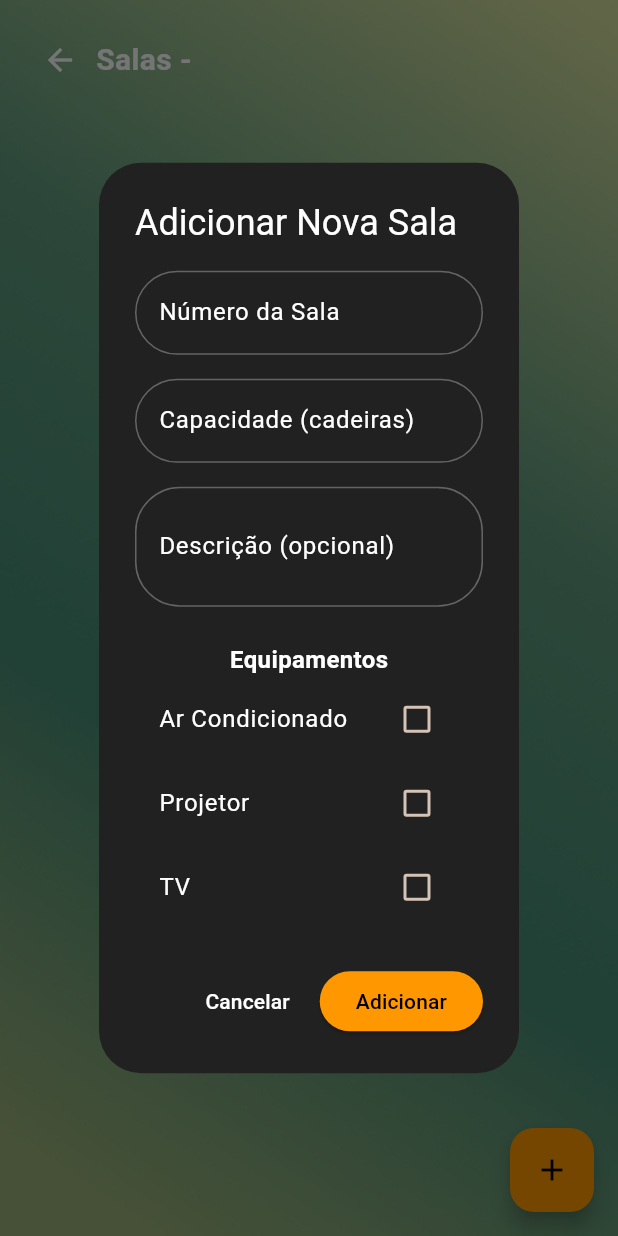
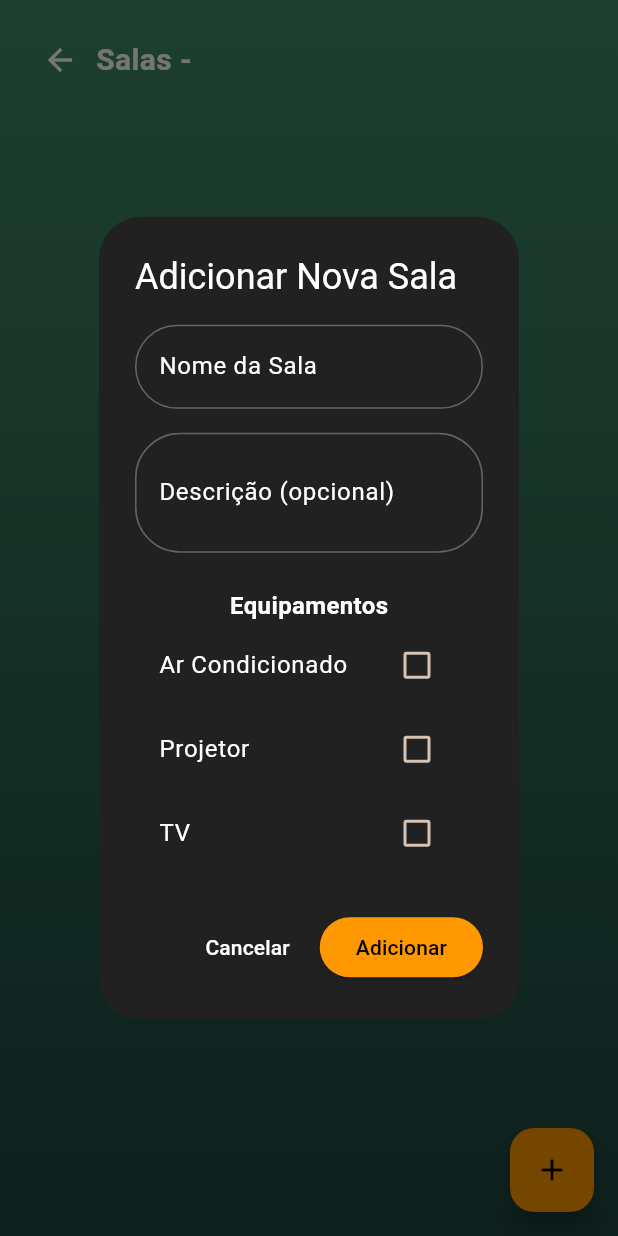
Before and after one commit to MatheusCiotti/EnsalaMais, a Flutter app: the RoomsManagementScreen screen opened directly with empty values, after a tap on the "add" icon, on a phone screen of 412 x 824 dp. Run offline on Flutter 3.47's test engine with Material 3 defaults, Android fonts, the phone set to English and light mode, and no system bars; our stand-ins replace supabase_flutter; accounts and stored records are empty.

Commit message:
Ajustado a tela de cadastro de salas e blocos

```diff
--- a/lib/models/room.dart
+++ b/lib/models/room.dart
@@ -1,59 +1,68 @@
-import 'room_equipment.dart';
+// import 'room_equipment.dart'; // Mantive comentado pois não tenho o arquivo
 
 class Room {
   final int id;
-  final int blockId;
-  final String number;
-  final int capacity;
-  final String? description;
-  final RoomEquipment equipment;
+  final String nome;
+  final String? descricao;
+  final int block_id; // <-- ADICIONADO: Para vincular a sala a um bloco.
+  final bool hasAirConditioning;
+  final bool hasProjector;
+  final bool hasTV;
 
   Room({
     required this.id,
-    required this.blockId,
-    required this.number,
-    required this.capacity,
-    this.description,
-    RoomEquipment? equipment,
-  }) : equipment = equipment ?? RoomEquipment();
+    required this.nome,
+    required this.block_id, // <-- ADICIONADO: Agora é obrigatório no construtor.
+    this.descricao,
+    this.hasAirConditioning = false,
+    this.hasProjector = false,
+    this.hasTV = false,
+  });
 
+  // Construtor factory para criar uma sala a partir de um JSON vindo do DB
   factory Room.fromJson(Map<String, dynamic> json) {
     return Room(
       id: json['id'] as int,
-      blockId: json['block_id'] as int,
-      number: json['number'] as String,
-      capacity: json['capacity'] as int,
-      description: json['description'] as String?,
-      equipment: RoomEquipment.fromJson(json['equipment'] as Map<String, dynamic>? ?? {}),
+      nome: json['nome'] as String,
+      descricao: json['descricao'] as String?,
+      block_id: json['block_id'] as int, // <-- ADICIONADO: Lê o 'block_id' do JSON.
+      hasAirConditioning: json['has_air_conditioning'] as bool? ?? false,
+      hasProjector: json['has_projector'] as bool? ?? false,
+      hasTV: json['has_tv'] as bool? ?? false,
     );
   }
 
+  // Método para converter o objeto Room em um Map (JSON) para enviar ao DB
   Map<String, dynamic> toJson() {
     return {
-      'id': id,
-      'block_id': blockId,
-      'number': number,
-      'capacity': capacity,
-      'description': description,
-      'equipment': equipment.toJson(),
+      // 'id': id, // <-- REMOVIDO: Não se envia o ID ao criar um novo item, o banco gera automaticamente.
+      'nome': nome,
+      'descricao': descricao,
+      'block_id': block_id, // <-- ADICIONADO: Envia o 'block_id' para o banco.
+      'has_air_conditioning': hasAirConditioning,
+      'has_projector': hasProjector,
+      'has_tv': hasTV,
     };
   }
 
+  // Método auxiliar para criar uma cópia do objeto com valores diferentes
   Room copyWith({
     int? id,
-    int? blockId,
-    String? number,
-    int? capacity,
-    String? description,
-    RoomEquipment? equipment,
+    String? nome,
+    String? descricao,
+    int? block_id, // <-- ADICIONADO
+    bool? hasAirConditioning,
+    bool? hasProjector,
+    bool? hasTV,
   }) {
     return Room(
       id: id ?? this.id,
-      blockId: blockId ?? this.blockId,
-      number: number ?? this.number,
-      capacity: capacity ?? this.capacity,
-      description: description ?? this.description,
-      equipment: equipment ?? this.equipment,
+      nome: nome ?? this.nome,
+      descricao: descricao ?? this.descricao,
+      block_id: block_id ?? this.block_id, // <-- ADICIONADO
+      hasAirConditioning: hasAirConditioning ?? this.hasAirConditioning,
+      hasProjector: hasProjector ?? this.hasProjector,
+      hasTV: hasTV ?? this.hasTV,
     );
   }
 }
--- a/lib/screens/rooms_management_screen.dart
+++ b/lib/screens/rooms_management_screen.dart
@@ -1,7 +1,6 @@
 import 'package:flutter/material.dart';
 import '../models/block.dart';
 import '../models/room.dart';
-import '../models/room_equipment.dart';
 import '../services/blocks_service.dart';
 
 class RoomsManagementScreen extends StatefulWidget {
@@ -44,9 +43,8 @@ class _RoomsManagementScreenState extends State<RoomsManagementScreen> {
   }
 
   void _showAddRoomDialog() {
-    final numberController = TextEditingController();
-    final capacityController = TextEditingController();
-    final descriptionController = TextEditingController();
+    final nomeController = TextEditingController();
+    final descricaoController = TextEditingController();
     bool hasAirConditioning = false;
     bool hasProjector = false;
     bool hasTV = false;
@@ -65,10 +63,10 @@ class _RoomsManagementScreenState extends State<RoomsManagementScreen> {
               mainAxisSize: MainAxisSize.min,
               children: [
                 TextField(
-                  controller: numberController,
+                  controller: nomeController,
                   style: const TextStyle(color: Colors.white),
                   decoration: InputDecoration(
-                    labelText: 'Número da Sala',
+                    labelText: 'Nome da Sala',
                     hintText: 'Ex: 16C',
                     labelStyle: const TextStyle(color: Colors.white),
                     hintStyle: TextStyle(color: Colors.white.withOpacity(0.5)),
@@ -84,27 +82,7 @@ class _RoomsManagementScreenState extends State<RoomsManagementScreen> {
                 ),
                 const SizedBox(height: 16),
                 TextField(
-                  controller: capacityController,
-                  style: const TextStyle(color: Colors.white),
-                  keyboardType: TextInputType.number,
-                  decoration: InputDecoration(
-                    labelText: 'Capacidade (cadeiras)',
-                    hintText: 'Ex: 20',
-                    labelStyle: const TextStyle(color: Colors.white),
-                    hintStyle: TextStyle(color: Colors.white.withOpacity(0.5)),
-                    enabledBorder: OutlineInputBorder(
-                      borderRadius: BorderRadius.circular(30),
-                      borderSide: BorderSide(color: Colors.white.withOpacity(0.3)),
-                    ),
-                    focusedBorder: OutlineInputBorder(
-                      borderRadius: BorderRadius.circular(30),
-                      borderSide: const BorderSide(color: Colors.orange),
-                    ),
-                  ),
-                ),
-                const SizedBox(height: 16),
-                TextField(
-                  controller: descriptionController,
+                  controller: descricaoController,
                   style: const TextStyle(color: Colors.white),
                   maxLines: 2,
                   decoration: InputDecoration(
@@ -190,23 +168,17 @@ class _RoomsManagementScreenState extends State<RoomsManagementScreen> {
                 ),
               ),
               onPressed: () async {
-                if (numberController.text.isNotEmpty &&
-                    capacityController.text.isNotEmpty) {
+                if (nomeController.text.isNotEmpty) {
                   try {
-                    final equipment = RoomEquipment(
+                    final response = await BlocksService.createRoom(
+                      blockId: widget.block.id,
+                      nome: nomeController.text,
+                      descricao: descricaoController.text.isEmpty
+                          ? null
+                          : descricaoController.text,
                       hasAirConditioning: hasAirConditioning,
                       hasProjector: hasProjector,
                       hasTV: hasTV,
-                    );
-
-                    final response = await BlocksService.createRoom(
-                      blockId: widget.block.id,
-                      number: numberController.text,
-                      capacity: int.parse(capacityController.text),
-                      description: descriptionController.text.isEmpty
-                          ? null
-                          : descriptionController.text,
-                      equipment: equipment,
                     );
 
                     if (mounted) {
@@ -233,12 +205,11 @@ class _RoomsManagementScreenState extends State<RoomsManagementScreen> {
   }
 
   void _showEditRoomDialog(Room room, int index) {
-    final numberController = TextEditingController(text: room.number);
-    final capacityController = TextEditingController(text: room.capacity.toString());
-    final descriptionController = TextEditingController(text: room.description ?? '');
-    bool hasAirConditioning = room.equipment.hasAirConditioning;
-    bool hasProjector = room.equipment.hasProjector;
-    bool hasTV = room.equipment.hasTV;
+    final nomeController = TextEditingController(text: room.nome);
+    final descricaoController = TextEditingController(text: room.descricao ?? '');
+    bool hasAirConditioning = room.hasAirConditioning;
+    bool hasProjector = room.hasProjector;
+    bool hasTV = room.hasTV;
 
     showDialog(
       context: context,
@@ -254,11 +225,10 @@ class _RoomsManagementScreenState extends State<RoomsManagementScreen> {
               mainAxisSize: MainAxisSize.min,
               children: [
                 TextField(
-                  controller: numberController,
+                  controller: nomeController,
                   style: const TextStyle(color: Colors.white),
                   decoration: InputDecoration(
-                    labelText: 'Número da Sala',
-                    hintText: 'Ex: 16C',
+                    labelText: 'Nome da Sala',
                     labelStyle: const TextStyle(color: Colors.white),
                     hintStyle: TextStyle(color: Colors.white.withOpacity(0.5)),
                     enabledBorder: OutlineInputBorder(
@@ -273,27 +243,7 @@ class _RoomsManagementScreenState extends State<RoomsManagementScreen> {
                 ),
                 const SizedBox(height: 16),
                 TextField(
-                  controller: capacityController,
-                  style: const TextStyle(color: Colors.white),
-                  keyboardType: TextInputType.number,
-                  decoration: InputDecoration(
-                    labelText: 'Capacidade (cadeiras)',
-                    hintText: 'Ex: 20',
-                    labelStyle: const TextStyle(color: Colors.white),
-                    hintStyle: TextStyle(color: Colors.white.withOpacity(0.5)),
-                    enabledBorder: OutlineInputBorder(
-                      borderRadius: BorderRadius.circular(30),
-                      borderSide: BorderSide(color: Colors.white.withOpacity(0.3)),
-                    ),
-                    focusedBorder: OutlineInputBorder(
-                      borderRadius: BorderRadius.circular(30),
-                      borderSide: const BorderSide(color: Colors.orange),
-                    ),
-                  ),
-                ),
-                const SizedBox(height: 16),
-                TextField(
-                  controller: descriptionController,
+                  controller: descricaoController,
                   style: const TextStyle(color: Colors.white),
                   maxLines: 2,
                   decoration: InputDecoration(
@@ -379,23 +329,17 @@ class _RoomsManagementScreenState extends State<RoomsManagementScreen> {
                 ),
               ),
               onPressed: () async {
-                if (numberController.text.isNotEmpty &&
-                    capacityController.text.isNotEmpty) {
+                if (nomeController.text.isNotEmpty) {
                   try {
-                    final equipment = RoomEquipment(
+                    final response = await BlocksService.updateRoom(
+                      roomId: room.id,
+                      nome: nomeController.text,
+                      descricao: descricaoController.text.isEmpty
+                          ? null
+                          : descricaoController.text,
                       hasAirConditioning: hasAirConditioning,
                       hasProjector: hasProjector,
                       hasTV: hasTV,
-                    );
-
-                    final response = await BlocksService.updateRoom(
-                      id: room.id,
-                      number: numberController.text,
-                      capacity: int.parse(capacityController.text),
-                      description: descriptionController.text.isEmpty
-                          ? null
-                          : descriptionController.text,
-                      equipment: equipment,
                     );
 
                     if (mounted) {
@@ -407,7 +351,7 @@ class _RoomsManagementScreenState extends State<RoomsManagementScreen> {
                   } catch (e) {
                     if (mounted) {
                       ScaffoldMessenger.of(context).showSnackBar(
-                        SnackBar(content: Text('Erro ao editar sala: $e')),
+                        SnackBar(content: Text('Erro ao atualizar sala: $e')),
                       );
                     }
                   }
@@ -421,77 +365,18 @@ class _RoomsManagementScreenState extends State<RoomsManagementScreen> {
     );
   }
 
-  void _showDeleteRoomDialog(Room room, int index) {
-    showDialog(
-      context: context,
-      builder: (context) => AlertDialog(
-        backgroundColor: Colors.grey[900],
-        title: const Text(
-          'Excluir Sala',
-          style: TextStyle(color: Colors.white),
-        ),
-        content: Text(
-          'Tem certeza que deseja excluir a sala ${room.number}?\nEsta ação não pode ser desfeita.',
-          style: const TextStyle(color: Colors.white),
-        ),
-        actions: [
-          TextButton(
-            onPressed: () => Navigator.pop(context),
-            style: TextButton.styleFrom(foregroundColor: Colors.white),
-            child: const Text('Cancelar'),
-          ),
-          ElevatedButton(
-            style: ElevatedButton.styleFrom(
-              backgroundColor: Colors.red,
-              foregroundColor: Colors.white,
-              shape: RoundedRectangleBorder(
-                borderRadius: BorderRadius.circular(30),
-              ),
-            ),
-            onPressed: () async {
-              try {
-                await BlocksService.deleteRoom(room.id);
-                if (mounted) {
-                  setState(() {
-                    rooms.removeAt(index);
-                  });
-                  Navigator.pop(context);
-                  ScaffoldMessenger.of(context).showSnackBar(
-                    const SnackBar(content: Text('Sala excluída com sucesso!')),
-                  );
-                }
-              } catch (e) {
-                if (mounted) {
-                  ScaffoldMessenger.of(context).showSnackBar(
-                    SnackBar(content: Text('Erro ao excluir sala: $e')),
-                  );
-                }
-              }
-            },
-            child: const Text('Excluir'),
-          ),
-        ],
-      ),
-    );
-  }
-
   @override
   Widget build(BuildContext context) {
     return Scaffold(
-      body: Stack(
-        children: [
-          // Fundo com imagem
-          Container(
+      body: Container(
         decoration: const BoxDecoration(
-              image: DecorationImage(
-                image: AssetImage('assets/images/tela.png'),
-                fit: BoxFit.cover,
+          gradient: LinearGradient(
+            begin: Alignment.topCenter,
+            end: Alignment.bottomCenter,
+            colors: [Color(0xFF3E8B68), Color(0xFF1E453E)],
           ),
         ),
-          ),
-
-          // Conteúdo
-          SafeArea(
+        child: SafeArea(
           child: Column(
             children: [
               // AppBar customizada
@@ -518,21 +403,24 @@ class _RoomsManagementScreenState extends State<RoomsManagementScreen> {
               // Lista de salas
               Expanded(
                 child: _isLoading
-                      ? const Center(child: CircularProgressIndicator())
-                      : Padding(
-                          padding: const EdgeInsets.all(16.0),
-                          child: ListView.builder(
+                    ? const Center(child: CircularProgressIndicator(color: Colors.orange))
+                    : ListView.builder(
                         itemCount: rooms.length,
+                        padding: const EdgeInsets.all(16),
                         itemBuilder: (context, index) {
                           final room = rooms[index];
                           return Card(
                             color: Colors.grey[850],
+                            margin: const EdgeInsets.only(bottom: 16),
                             shape: RoundedRectangleBorder(
                               borderRadius: BorderRadius.circular(15),
                             ),
-                                child: ListTile(
+                            child: Column(
+                              crossAxisAlignment: CrossAxisAlignment.start,
+                              children: [
+                                ListTile(
                                   title: Text(
-                                    'Sala ${room.number}',
+                                    room.nome,
                                     style: const TextStyle(
                                       color: Colors.white,
                                       fontWeight: FontWeight.bold,
@@ -541,44 +429,12 @@ class _RoomsManagementScreenState extends State<RoomsManagementScreen> {
                                   subtitle: Column(
                                     crossAxisAlignment: CrossAxisAlignment.start,
                                     children: [
+                                      if (room.descricao != null)
                                         Text(
-                                        'Capacidade: ${room.capacity} alunos',
-                                        style: TextStyle(color: Colors.white.withOpacity(0.7)),
+                                          room.descricao!,
+                                          style: TextStyle(
+                                            color: Colors.white.withOpacity(0.7),
                                           ),
-                                      if (room.description != null && room.description!.isNotEmpty)
-                                        Text(
-                                          room.description!,
-                                          style: TextStyle(color: Colors.white.withOpacity(0.7)),
-                                        ),
-                                      const SizedBox(height: 8),
-                                      Wrap(
-                                        spacing: 8,
-                                        children: [
-                                          if (room.equipment.hasAirConditioning)
-                                            Chip(
-                                              backgroundColor: Colors.blue.withOpacity(0.2),
-                                              label: const Text(
-                                                'Ar Condicionado',
-                                                style: TextStyle(color: Colors.white),
-                                              ),
-                                            ),
-                                          if (room.equipment.hasProjector)
-                                            Chip(
-                                              backgroundColor: Colors.green.withOpacity(0.2),
-                                              label: const Text(
-                                                'Projetor',
-                                                style: TextStyle(color: Colors.white),
-                                              ),
-                                            ),
-                                          if (room.equipment.hasTV)
-                                            Chip(
-                                              backgroundColor: Colors.purple.withOpacity(0.2),
-                                              label: const Text(
-                                                'TV',
-                                                style: TextStyle(color: Colors.white),
-                                              ),
-                                            ),
-                                        ],
                                         ),
                                     ],
                                   ),
@@ -591,20 +447,53 @@ class _RoomsManagementScreenState extends State<RoomsManagementScreen> {
                                       ),
                                       IconButton(
                                         icon: const Icon(Icons.delete, color: Colors.red),
-                                        onPressed: () => _showDeleteRoomDialog(room, index),
+                                        onPressed: () => _showDeleteConfirmationDialog(room, index),
                                       ),
                                     ],
                                   ),
                                 ),
-                              );
-                            },
+                                if (room.hasAirConditioning || room.hasProjector || room.hasTV)
+                                  Padding(
+                                    padding: const EdgeInsets.fromLTRB(16, 0, 16, 16),
+                                    child: Wrap(
+                                      spacing: 8,
+                                      children: [
+                                        if (room.hasAirConditioning)
+                                          Chip(
+                                            backgroundColor: Colors.blue.withOpacity(0.2),
+                                            label: const Text(
+                                              'Ar Condicionado',
+                                              style: TextStyle(color: Colors.white),
                                             ),
+                                          ),
+                                        if (room.hasProjector)
+                                          Chip(
+                                            backgroundColor: Colors.green.withOpacity(0.2),
+                                            label: const Text(
+                                              'Projetor',
+                                              style: TextStyle(color: Colors.white),
+                                            ),
+                                          ),
+                                        if (room.hasTV)
+                                          Chip(
+                                            backgroundColor: Colors.purple.withOpacity(0.2),
+                                            label: const Text(
+                                              'TV',
+                                              style: TextStyle(color: Colors.white),
                                             ),
                                           ),
                                       ],
                                     ),
                                   ),
                               ],
+                            ),
+                          );
+                        },
+                      ),
+              ),
+            ],
+          ),
+        ),
       ),
       floatingActionButton: FloatingActionButton(
         onPressed: _showAddRoomDialog,
@@ -613,4 +502,55 @@ class _RoomsManagementScreenState extends State<RoomsManagementScreen> {
       ),
     );
   }
+
+  void _showDeleteConfirmationDialog(Room room, int index) {
+    showDialog(
+      context: context,
+      builder: (context) => AlertDialog(
+        backgroundColor: Colors.grey[900],
+        title: const Text(
+          'Confirmar Exclusão',
+          style: TextStyle(color: Colors.white),
+        ),
+        content: Text(
+          'Tem certeza que deseja excluir a sala ${room.nome}?\nEsta ação não pode ser desfeita.',
+          style: const TextStyle(color: Colors.white),
+        ),
+        actions: [
+          TextButton(
+            onPressed: () => Navigator.pop(context),
+            style: TextButton.styleFrom(foregroundColor: Colors.white),
+            child: const Text('Cancelar'),
+          ),
+          ElevatedButton(
+            style: ElevatedButton.styleFrom(
+              backgroundColor: Colors.red,
+              foregroundColor: Colors.white,
+            ),
+            onPressed: () async {
+              try {
+                await BlocksService.deleteRoom(room.id);
+                if (mounted) {
+                  setState(() {
+                    rooms.removeAt(index);
+                  });
+                  Navigator.pop(context);
+                  ScaffoldMessenger.of(context).showSnackBar(
+                    const SnackBar(content: Text('Sala excluída com sucesso')),
+                  );
                 }
+              } catch (e) {
+                if (mounted) {
+                  ScaffoldMessenger.of(context).showSnackBar(
+                    SnackBar(content: Text('Erro ao excluir sala: $e')),
+                  );
+                }
+              }
+            },
+            child: const Text('Excluir'),
+          ),
+        ],
+      ),
+    );
+  }
+}
--- a/lib/services/blocks_service.dart
+++ b/lib/services/blocks_service.dart
@@ -69,7 +69,7 @@ class BlocksService {
         .from('rooms')
         .select('*')
         .eq('block_id', blockId)
-        .order('number');
+        .order('nome');
 
     return List<Map<String, dynamic>>.from(response);
   }
@@ -77,19 +77,21 @@ class BlocksService {
   // Criar uma nova sala
   static Future<Map<String, dynamic>> createRoom({
     required int blockId,
-    required String number,
-    required int capacity,
-    String? description,
-    RoomEquipment? equipment,
+    required String nome,
+    String? descricao,
+    bool hasAirConditioning = false,
+    bool hasProjector = false,
+    bool hasTV = false,
   }) async {
     final response = await _supabase
         .from('rooms')
         .insert({
           'block_id': blockId,
-          'number': number,
-          'capacity': capacity,
-          'description': description,
-          'equipment': (equipment ?? RoomEquipment()).toJson(),
+          'nome': nome,
+          'descricao': descricao,
+          'has_air_conditioning': hasAirConditioning,
+          'has_projector': hasProjector,
+          'has_tv': hasTV,
         })
         .select()
         .single();
@@ -99,21 +101,23 @@ class BlocksService {
 
   // Atualizar uma sala
   static Future<Map<String, dynamic>> updateRoom({
-    required int id,
-    required String number,
-    required int capacity,
-    String? description,
-    RoomEquipment? equipment,
+    required int roomId,
+    required String nome,
+    String? descricao,
+    bool? hasAirConditioning,
+    bool? hasProjector,
+    bool? hasTV,
   }) async {
     final response = await _supabase
         .from('rooms')
         .update({
-          'number': number,
-          'capacity': capacity,
-          'description': description,
-          'equipment': (equipment ?? RoomEquipment()).toJson(),
+          'nome': nome,
+          'descricao': descricao,
+          'has_air_conditioning': hasAirConditioning,
+          'has_projector': hasProjector,
+          'has_tv': hasTV,
         })
-        .eq('id', id)
+        .eq('id', roomId)
         .select()
         .single();
 
```
Also changed, not shown: pubspec.lock. Lines whose indentation alone changed are shown as unchanged.
